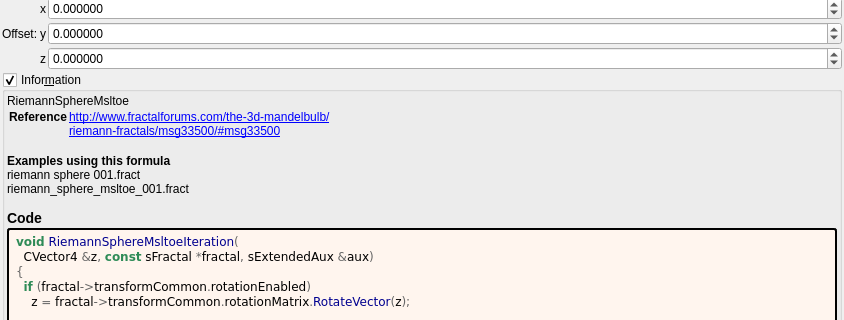
Above: mandelbulber2/formula/ui/riemann_sphere_msltoe.ui from buddhi1980/mandelbulber2 before the change; both pictures show x 0 to 844 and y 240 to 560 of the 844 by 1131 pixel window. Below: the same form after it.
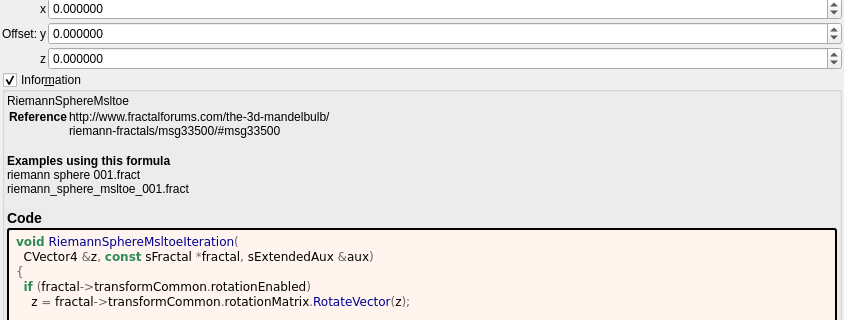
That is the form after the change. Custom widgets are drawn as their Qt base class.

Commit message:
docs: show fractalforums.com formula references as text
fractalforums.com is only partly online; fractalforums.org keeps a read-only
copy and the active forum. The formula information boxes now show
fractalforums.com references (and the wrapped lines that continue them) as
plain text. The links that remain are closed with </a>, which the generator
never wrote. The formula/ui files are regenerated with
tools/populate_ui_information.py.

```diff
--- a/mandelbulber2/formula/ui/riemann_sphere_msltoe.ui
+++ b/mandelbulber2/formula/ui/riemann_sphere_msltoe.ui
@@ -470,8 +470,8 @@
        <widget class="QLabel" name="label_information_general">
         <property name="text">
          <string notr="true">&lt;p&gt;RiemannSphereMsltoe&lt;/p&gt;&lt;table&gt;
-&lt;tr&gt;&lt;th&gt;Reference&lt;/th&gt;&lt;td&gt;&lt;a href=&quot;http://www.fractalforums.com/the-3d-mandelbulb/&quot;&gt;http://www.fractalforums.com/the-3d-mandelbulb/&lt;br&gt;
-&lt;a href=&quot;riemann-fractals/msg33500/#msg33500&quot;&gt;riemann-fractals/msg33500/#msg33500&lt;br&gt;
+&lt;tr&gt;&lt;th&gt;Reference&lt;/th&gt;&lt;td&gt;http://www.fractalforums.com/the-3d-mandelbulb/&lt;br&gt;
+riemann-fractals/msg33500/#msg33500&lt;br&gt;
 &lt;/td&gt;&lt;/tr&gt;
 &lt;/table&gt;
 &lt;br&gt;&lt;b&gt;Examples using this formula&lt;/b&gt;&lt;br&gt;riemann sphere 001.fract&lt;br&gt;riemann_sphere_msltoe_001.fract&lt;h3&gt;Code&lt;/h3&gt;</string>
```
The commit also changes 202 other files.
